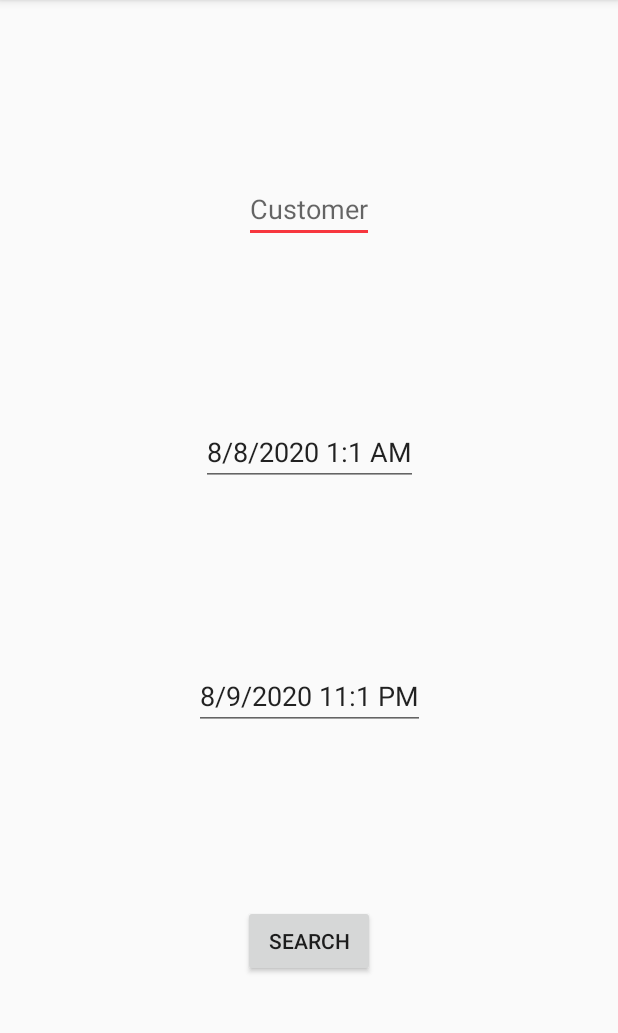
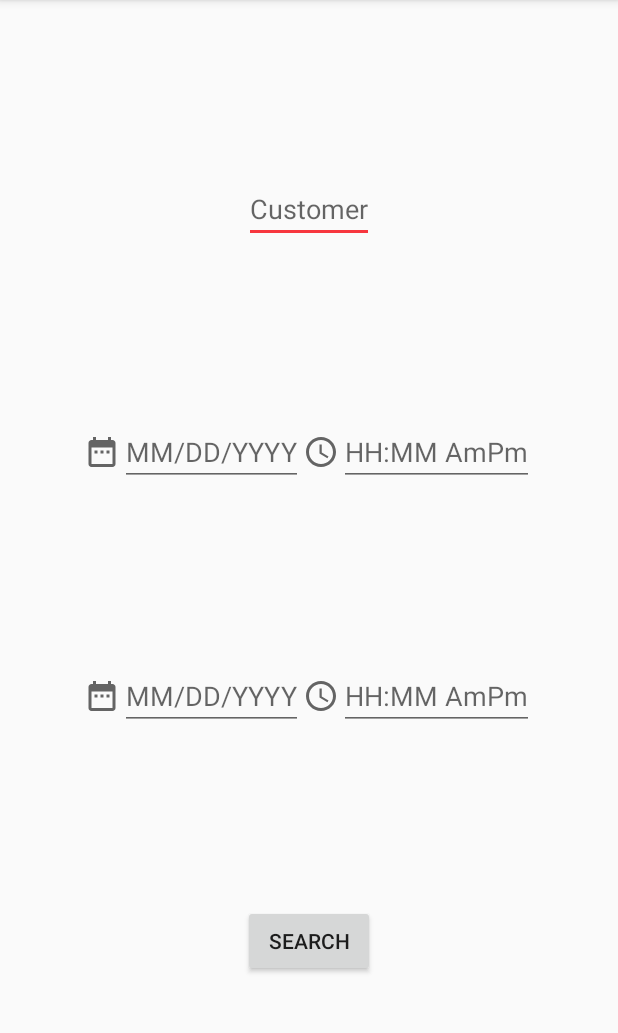
Before and after one commit to ronniesong0809/Phonebill-App, an Android app: the SearchPhoneCalls screen opened directly, with no data from a screen before it, after a tap on "SEARCH", on a phone screen of 412 x 824 dp, the part 84-1117 px from its top. Run offline under Robolectric (Android 15) with nearby library versions, the phone set to English and light mode, and no system bars; libraries missing offline, so code that uses them is left out: edu.pdx.cs410J.

Commit message:
refactor: fix the search calls errors

```diff
--- a/phonebill-android/app/src/main/java/edu/pdx/cs410j/qihao/phonebill_android/SearchPhoneCalls.java
+++ b/phonebill-android/app/src/main/java/edu/pdx/cs410j/qihao/phonebill_android/SearchPhoneCalls.java
@@ -3,12 +3,17 @@ package edu.pdx.cs410j.qihao.phonebill_android;
 import androidx.appcompat.app.AppCompatActivity;
 
 import android.annotation.SuppressLint;
+import android.app.DatePickerDialog;
+import android.app.TimePickerDialog;
+import android.content.Intent;
 import android.os.Bundle;
 import android.view.View;
 import android.widget.ArrayAdapter;
 import android.widget.Button;
+import android.widget.DatePicker;
 import android.widget.EditText;
 import android.widget.ListView;
+import android.widget.TimePicker;
 import android.widget.Toast;
 
 import java.io.File;
@@ -17,6 +22,7 @@ import java.io.IOException;
 import java.text.ParseException;
 import java.text.SimpleDateFormat;
 import java.util.ArrayList;
+import java.util.Calendar;
 import java.util.Date;
 import java.util.NoSuchElementException;
 
@@ -29,18 +35,69 @@ public class SearchPhoneCalls extends AppCompatActivity {
         super.onCreate(savedInstanceState);
         setContentView(R.layout.activity_search_phone_calls);
 
+        final EditText startDate_et = findViewById(R.id.startDate_sc_editText);
+        startDate_et.setOnClickListener(new View.OnClickListener() {
+            @Override
+            public void onClick(View view) {
+                datePick(startDate_et);
+            }
+        });
 
+        final EditText endDate_et = findViewById(R.id.endDate_sc_editText);
+        endDate_et.setOnClickListener(new View.OnClickListener() {
+            @Override
+            public void onClick(View view) {
+                datePick(endDate_et);
+            }
+        });
+
+        final EditText startTime_et = findViewById(R.id.startTime_sc_editText);
+        startTime_et.setOnClickListener(new View.OnClickListener() {
+            @Override
+            public void onClick(View view) {
+                timePick(startTime_et);
+            }
+        });
+
+        final EditText endTime_et = findViewById(R.id.endTime_sc_editText);
+        endTime_et.setOnClickListener(new View.OnClickListener() {
+            @Override
+            public void onClick(View view) {
+                timePick(endTime_et);
+            }
+        });
 
         Button searchPhoneCalls = findViewById(R.id.search_phone_calls_button);
         searchPhoneCalls.setOnClickListener(new View.OnClickListener() {
             @Override
             public void onClick(View view) {
                 try {
-                    EditText date1 = findViewById(R.id.startTime_sc_editText);
-                    String start = date1.getText().toString();
-                    EditText date2 = findViewById(R.id.endTime_sc_editText);
-                    String end = date2.getText().toString();
-                    search(start, end);
+                    EditText customer = findViewById(R.id.customer_sc_editText);
+                    String Customer = customer.getText().toString();
+
+                    EditText date1 = findViewById(R.id.startDate_sc_editText);
+                    String startDate = date1.getText().toString();
+                    EditText time1 = findViewById(R.id.startTime_sc_editText);
+                    String startTime = time1.getText().toString();
+
+                    EditText date2 = findViewById(R.id.endDate_sc_editText);
+                    String endDate = date2.getText().toString();
+                    EditText time2 = findViewById(R.id.endTime_sc_editText);
+                    String endTime = time2.getText().toString();
+
+                    if (Customer.equals("")) {
+                        throw new IllegalArgumentException("customer can't be empty.");
+                    } else if (startDate.equals("")) {
+                        throw new IllegalArgumentException("date1 can't be empty.");
+                    } else if (startTime.equals("")) {
+                        throw new IllegalArgumentException("time1 can't be empty.");
+                    } else if (endDate.equals("")) {
+                        throw new IllegalArgumentException("date2 can't be empty.");
+                    } else if (endTime.equals("")) {
+                        throw new IllegalArgumentException("time2 can't be empty.");
+                    }
+
+                    search(Customer, startDate + " " + startTime, endDate + " " + endTime);
                 } catch (NoSuchElementException | ParserException | IllegalArgumentException | IOException e) {
                     error(e);
                 }
@@ -48,14 +105,56 @@ public class SearchPhoneCalls extends AppCompatActivity {
         });
     }
 
+    private void datePick(final EditText editText) {
+        final Calendar calendar = Calendar.getInstance();
+        int startYear = calendar.get(Calendar.YEAR);
+        int startMonth = calendar.get(Calendar.MONTH);
+        int startDay = calendar.get(Calendar.DAY_OF_MONTH);
+        DatePickerDialog dialog = new DatePickerDialog(SearchPhoneCalls.this, new DatePickerDialog.OnDateSetListener() {
+            @SuppressLint("SetTextI18n")
+            @Override
+            public void onDateSet(DatePicker datePicker, int year, int month, int day) {
+                calendar.set(Calendar.YEAR, year);
+                calendar.set(Calendar.MONTH, month);
+                calendar.set(Calendar.DAY_OF_MONTH, day);
+
+                @SuppressLint("SimpleDateFormat")
+                SimpleDateFormat format = new SimpleDateFormat("MM/dd/YYYY");
+                String date = format.format(calendar.getTime());
+                editText.setText(date);
+            }
+        }, startYear, startMonth, startDay);
+        dialog.show();
+    }
+
+    private void timePick(final EditText editText) {
+        final Calendar calendar = Calendar.getInstance();
+        int startHour = calendar.get(Calendar.HOUR_OF_DAY);
+        int startMinute = calendar.get(Calendar.MINUTE);
+        TimePickerDialog dialog = new TimePickerDialog(SearchPhoneCalls.this, new TimePickerDialog.OnTimeSetListener() {
+            @SuppressLint("SetTextI18n")
+            @Override
+            public void onTimeSet(TimePicker timePicker, int hour, int minute) {
+                calendar.set(Calendar.HOUR_OF_DAY, hour);
+                calendar.set(Calendar.MINUTE, minute);
+
+                @SuppressLint("SimpleDateFormat")
+                SimpleDateFormat format = new SimpleDateFormat("hh:mm a");
+                String time = format.format(calendar.getTime());
+                editText.setText(time);
+            }
+        }, startHour, startMinute, false);
+        dialog.show();
+    }
+
+    /**
+     * standard out PhoneBill in pretty format if between two times
+     * @param date1 start date
+     * @param date2 end date
+     * @throws IOException throws IO exception
+     */
     @SuppressLint("SimpleDateFormat")
-    private void search(String date1, String date2) throws IOException, ParserException {
-        EditText customer = findViewById(R.id.customer_sc_editText);
-        String Customer = customer.getText().toString();
-        if (Customer.equals("")) {
-            throw new IllegalArgumentException("customer can't be empty.");
-        }
-
+    private void search(String Customer, String date1, String date2) throws IOException, ParserException, IllegalArgumentException {
         File dir = getDataDir();
         File file = new File(dir, Customer + ".txt");
         if (file.exists()) {
@@ -87,12 +186,11 @@ public class SearchPhoneCalls extends AppCompatActivity {
                     found++;
                 }
             }
-            if (found!=0) {
-                callArray.add(1, "There " + (found == 1 ? "is " : "are ") + found + " phone call" + (found == 1 ? "" : "s") + " found between " + date1 + " - " + date2 + ".");
+            callArray.add(1, "There " + (found == 1 ? "is " : "are ") + found + " phone call" + (found == 1 ? "" : "s") + " found between " + date1 + " - " + date2 + ".");
 
-                adapter.notifyDataSetChanged();
-                listView.setAdapter(adapter);
-            } else {
+            adapter.notifyDataSetChanged();
+            listView.setAdapter(adapter);
+            if (found==0) {
                 throw new NoSuchElementException("There is no phone call found between " + date1 + " - " + date2 + ".");
             }
         } else {
@@ -107,7 +205,7 @@ public class SearchPhoneCalls extends AppCompatActivity {
      * @param _date2 end time
      * @return return true or false
      */
-    private boolean betweenTwoTimes(PhoneCall call, String _date1, String _date2) {
+    private boolean betweenTwoTimes(PhoneCall call, String _date1, String _date2) throws IllegalArgumentException {
         Date date1 = parseDate(_date1);
         Date date2 = parseDate(_date2);
         validateStartTimeBeforeEndTime(date1, date2);
--- a/phonebill-android/app/src/main/res/layout/activity_print_result.xml
+++ b/phonebill-android/app/src/main/res/layout/activity_print_result.xml
@@ -9,7 +9,8 @@
     <ListView
         android:id="@+id/result_list"
         android:layout_width="match_parent"
-        android:layout_height="match_parent"
-        android:divider="#00ffffff"/>
+        android:layout_height="match_parent" >
+
+    </ListView>
 
 </androidx.constraintlayout.widget.ConstraintLayout>
--- a/phonebill-android/app/src/main/res/layout/activity_search_phone_calls.xml
+++ b/phonebill-android/app/src/main/res/layout/activity_search_phone_calls.xml
@@ -6,52 +6,123 @@
     android:layout_height="match_parent"
     tools:context=".SearchPhoneCalls">
 
-    <EditText
-        android:id="@+id/customer_sc_editText"
+    <LinearLayout
+        android:id="@+id/customer_sc_linear"
         android:layout_width="wrap_content"
         android:layout_height="wrap_content"
-        android:hint="@string/name_format"
-        app:layout_constraintBottom_toTopOf="@+id/startTime_sc_editText"
+        app:layout_constraintBottom_toTopOf="@+id/startTime_sc_linear"
         app:layout_constraintEnd_toEndOf="parent"
         app:layout_constraintHorizontal_bias="0.5"
         app:layout_constraintStart_toStartOf="parent"
-        app:layout_constraintTop_toTopOf="parent"
-        android:importantForAutofill="no"
-        android:inputType="date" />
+        app:layout_constraintTop_toTopOf="parent">
 
-    <EditText
-        android:id="@+id/startTime_sc_editText"
+        <EditText
+            android:id="@+id/customer_sc_editText"
+            android:layout_width="wrap_content"
+            android:layout_height="wrap_content"
+            android:inputType="text"
+            android:hint="@string/name_format"
+            android:importantForAutofill="no"/>
+    </LinearLayout>
+
+    <LinearLayout
+        android:id="@+id/startTime_sc_linear"
         android:layout_width="wrap_content"
         android:layout_height="wrap_content"
-        android:text="8/8/2020 1:1 AM"
-        app:layout_constraintBottom_toTopOf="@+id/endTime_sc_editText"
+        app:layout_constraintBottom_toTopOf="@+id/endTime_sc_linear"
         app:layout_constraintEnd_toEndOf="parent"
         app:layout_constraintHorizontal_bias="0.5"
         app:layout_constraintStart_toStartOf="parent"
-        app:layout_constraintTop_toBottomOf="@+id/customer_sc_editText"
-        android:importantForAutofill="no"
-        android:inputType="date" />
+        app:layout_constraintTop_toBottomOf="@+id/customer_sc_linear">
 
-    <EditText
-        android:id="@+id/endTime_sc_editText"
+        <ImageView
+            android:id="@+id/startDate_sc_image"
+            android:layout_width="wrap_content"
+            android:layout_height="match_parent"
+            android:layout_weight="1"
+            app:srcCompat="@drawable/baseline_date_range_24"
+            android:contentDescription="@string/start_sc_image" />
+
+        <EditText
+            android:id="@+id/startDate_sc_editText"
+            android:layout_width="wrap_content"
+            android:layout_height="wrap_content"
+            android:inputType="date"
+            android:focusable="false"
+            android:hint="@string/date_format"
+            android:importantForAutofill="no" />
+
+        <ImageView
+            android:id="@+id/startTime_sc_image"
+            android:layout_width="wrap_content"
+            android:layout_height="match_parent"
+            android:layout_weight="1"
+            app:srcCompat="@drawable/baseline_access_time_24"
+            android:contentDescription="@string/start_sc_image" />
+
+        <EditText
+            android:id="@+id/startTime_sc_editText"
+            android:layout_width="wrap_content"
+            android:layout_height="wrap_content"
+            android:inputType="time"
+            android:focusable="false"
+            android:hint="@string/time_format"
+            android:importantForAutofill="no" />
+    </LinearLayout>
+
+    <LinearLayout
+        android:id="@+id/endTime_sc_linear"
         android:layout_width="wrap_content"
         android:layout_height="wrap_content"
-        android:text="8/9/2020 11:1 PM"
         app:layout_constraintBottom_toTopOf="@+id/search_phone_calls_button"
         app:layout_constraintEnd_toEndOf="parent"
         app:layout_constraintHorizontal_bias="0.5"
         app:layout_constraintStart_toStartOf="parent"
-        app:layout_constraintTop_toBottomOf="@+id/startTime_sc_editText"
-        android:importantForAutofill="no"
-        android:inputType="date" />
+        app:layout_constraintTop_toBottomOf="@+id/startTime_sc_linear">
+
+        <ImageView
+            android:id="@+id/endDate_sc_image"
+            android:layout_width="wrap_content"
+            android:layout_height="match_parent"
+            android:layout_weight="1"
+            app:srcCompat="@drawable/baseline_date_range_24"
+            android:contentDescription="@string/end_sc_image" />
+
+        <EditText
+            android:id="@+id/endDate_sc_editText"
+            android:layout_width="wrap_content"
+            android:layout_height="wrap_content"
+            android:inputType="date"
+            android:focusable="false"
+            android:hint="@string/date_format"
+            android:importantForAutofill="no" />
+
+        <ImageView
+            android:id="@+id/endTime_sc_image"
+            android:layout_width="wrap_content"
+            android:layout_height="match_parent"
+            android:layout_weight="1"
+            app:srcCompat="@drawable/baseline_access_time_24"
+            android:contentDescription="@string/end_sc_image" />
+
+        <EditText
+            android:id="@+id/endTime_sc_editText"
+            android:layout_width="wrap_content"
+            android:layout_height="wrap_content"
+            android:inputType="time"
+            android:focusable="false"
+            android:hint="@string/time_format"
+            android:importantForAutofill="no" />
+    </LinearLayout>
 
     <Button
         android:id="@+id/search_phone_calls_button"
         android:layout_width="wrap_content"
         android:layout_height="wrap_content"
         android:text="@string/search"
-        app:layout_constraintTop_toBottomOf="@+id/endTime_sc_editText"
         app:layout_constraintBottom_toBottomOf="parent"
         app:layout_constraintEnd_toEndOf="parent"
-        app:layout_constraintStart_toStartOf="parent" />
+        app:layout_constraintHorizontal_bias="0.5"
+        app:layout_constraintStart_toStartOf="parent"
+        app:layout_constraintTop_toBottomOf="@+id/endTime_sc_linear" />
 </androidx.constraintlayout.widget.ConstraintLayout>
--- a/phonebill-android/app/src/main/res/values/strings.xml
+++ b/phonebill-android/app/src/main/res/values/strings.xml
@@ -11,4 +11,10 @@
     <string name="caller_image">caller image</string>
     <string name="callee_image">callee image</string>
     <string name="search">Search</string>
+    <string name="start_sc_image">start sc image</string>
+    <string name="end_sc_image">end sc image</string>
+    <string name="search_customer">Search Customer</string>
+    <string name="add_phone_call">Add Phone Call</string>
+    <string name="search_phone_calls">Search Phone Calls</string>
+    <string name="readme">README</string>
 </resources>
```
Also changed, not shown: phonebill-android/app/src/main/res/drawable-v24/baseline_home_24.xml (added, +10 -0 lines), phonebill-android/app/src/main/res/layout/activity_main.xml (+54 -46 lines).
